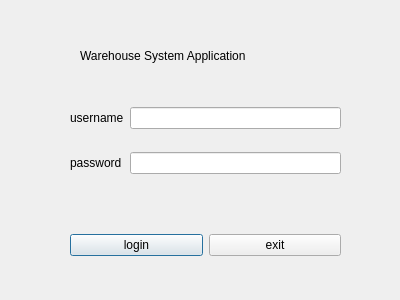
Qt form qt_designer/login.ui (QUAFFquaff/Warehouse-Navigation-Application) before a commit.
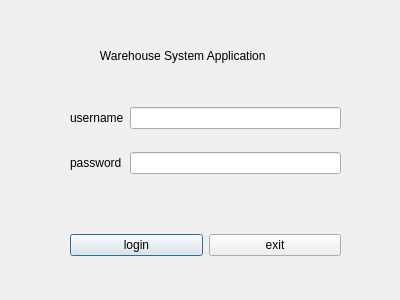
The same form after that commit.

Diff of the .ui file:
```diff
--- a/qt_designer/login.ui
+++ b/qt_designer/login.ui
@@ -23,7 +23,7 @@
     </rect>
    </property>
    <property name="text">
-    <string>Warehouse System Application</string>
+    <string>      Warehouse System Application</string>
    </property>
   </widget>
   <widget class="QWidget" name="horizontalLayoutWidget">
```
